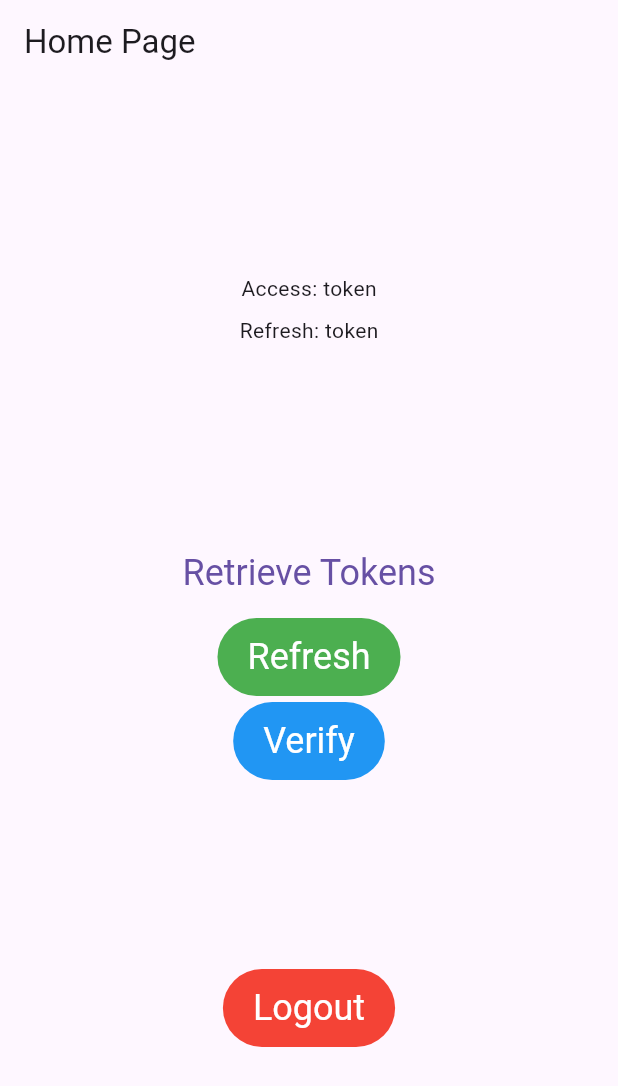
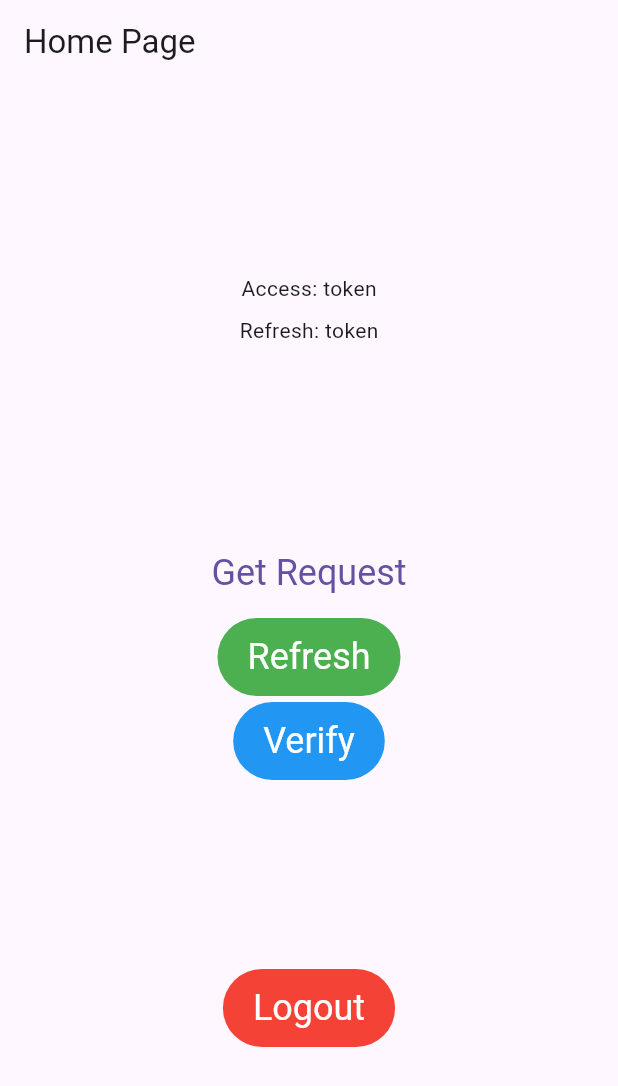
Before and after one commit to Ottsupi/flutter_bloc_auth, a Flutter app: the HomePage screen opened by its route, on a phone screen of 412 x 824 dp. Shown: the top 1086 px of the screen. Run offline on Flutter 3.47's test engine with Material 3 defaults, Android fonts, the phone set to English and light mode, and no system bars; our stand-ins replace bloc, dio, equatable, flutter_bloc, flutter_secure_storage, formz; accounts and stored records are empty; network calls fail.

Commit message:
Implement get request

```diff
--- a/lib/src/core/constants.dart
+++ b/lib/src/core/constants.dart
@@ -10,4 +10,6 @@ final class ApiUrl {
   static const String login = '$baseUrl/auth/token/';
   static const String refresh = '$baseUrl/auth/token/refresh/';
   static const String verify = '$baseUrl/auth/token/verify/';
+
+  static const String hello = '$baseUrl/hello/user/';
 }
--- /dev/null
+++ b/lib/src/features/hello/hello_repository.dart
@@ -0,0 +1,11 @@
+import 'package:dio/dio.dart';
+import 'package:flutter_bloc_auth/src/core/api_client.dart';
+import 'package:flutter_bloc_auth/src/core/constants.dart';
+
+final class HelloRepository {
+  final Dio dio = ApiClient().dio;
+
+  Future<void> hello() async {
+    await dio.get(ApiUrl.hello);
+  }
+}
--- a/lib/src/features/home/bloc/token_controller_bloc.dart
+++ b/lib/src/features/home/bloc/token_controller_bloc.dart
@@ -2,6 +2,7 @@ import 'package:bloc/bloc.dart';
 import 'package:equatable/equatable.dart';
 import 'package:flutter_bloc_auth/src/authentication/authentication_repository.dart';
 import 'package:flutter_bloc_auth/src/authentication/token_data_source.dart';
+import 'package:flutter_bloc_auth/src/features/hello/hello_repository.dart';
 
 part 'token_controller_event.dart';
 part 'token_controller_state.dart';
@@ -10,12 +11,16 @@ class TokenControllerBloc
     extends Bloc<TokenControllerEvent, TokenControllerState> {
   final TokenDataSource tokenDataSource = TokenDataSource();
   final AuthenticationRepository authenticationRepository;
+  final HelloRepository helloRepository;
 
-  TokenControllerBloc({required this.authenticationRepository})
-      : super(TokenControllerInitial()) {
+  TokenControllerBloc({
+    required this.authenticationRepository,
+    required this.helloRepository,
+  }) : super(TokenControllerInitial()) {
     on<RetrieveTokens>(_onRetrieveTokens);
     on<RefreshTokens>(_onRefreshTokens);
     on<VerifyAccessToken>(_onVerifyAccessToken);
+    on<GetRequest>(_onGetRequest);
   }
 
   _onRetrieveTokens(
@@ -51,4 +56,11 @@ class TokenControllerBloc
   ) async {
     await authenticationRepository.verifyAccessToken();
   }
+
+  _onGetRequest(
+    GetRequest event,
+    Emitter<TokenControllerState> emit,
+  ) async {
+    await helloRepository.hello();
+  }
 }
--- a/lib/src/features/home/bloc/token_controller_event.dart
+++ b/lib/src/features/home/bloc/token_controller_event.dart
@@ -12,3 +12,5 @@ final class RetrieveTokens extends TokenControllerEvent {}
 final class RefreshTokens extends TokenControllerEvent {}
 
 final class VerifyAccessToken extends TokenControllerEvent {}
+
+final class GetRequest extends TokenControllerEvent {}
--- a/lib/src/features/home/home_page.dart
+++ b/lib/src/features/home/home_page.dart
@@ -4,6 +4,7 @@ import 'package:flutter_bloc_auth/src/authentication/authentication.dart';
 import 'package:flutter_bloc_auth/src/authentication/authentication_repository.dart';
 import 'package:flutter_bloc_auth/src/core/constants.dart';
 import 'package:flutter_bloc_auth/src/core/widgets.dart';
+import 'package:flutter_bloc_auth/src/features/hello/hello_repository.dart';
 import 'package:flutter_bloc_auth/src/features/home/bloc/token_controller_bloc.dart';
 
 class HomePage extends StatelessWidget {
@@ -19,12 +20,16 @@ class HomePage extends StatelessWidget {
 
   @override
   Widget build(BuildContext context) {
-    return BlocProvider(
-      create: (context) => TokenControllerBloc(
-        authenticationRepository:
-            RepositoryProvider.of<AuthenticationRepository>(context),
-      )..add(RetrieveTokens()),
-      child: HomeScreen(),
+    return RepositoryProvider(
+      create: (context) => HelloRepository(),
+      child: BlocProvider(
+        create: (context) => TokenControllerBloc(
+          authenticationRepository:
+              RepositoryProvider.of<AuthenticationRepository>(context),
+          helloRepository: RepositoryProvider.of<HelloRepository>(context),
+        )..add(RetrieveTokens()),
+        child: HomeScreen(),
+      ),
     );
   }
 }
@@ -119,9 +124,9 @@ class TokenControllerButtons extends StatelessWidget {
     return Column(
       children: [
         DisplayButtonWidget(
-          text: 'Retrieve Tokens',
+          text: 'Get Request',
           onPressed: () {
-            BlocProvider.of<TokenControllerBloc>(context).add(RetrieveTokens());
+            BlocProvider.of<TokenControllerBloc>(context).add(GetRequest());
           },
         ),
         SizedBox(height: 4),
```
